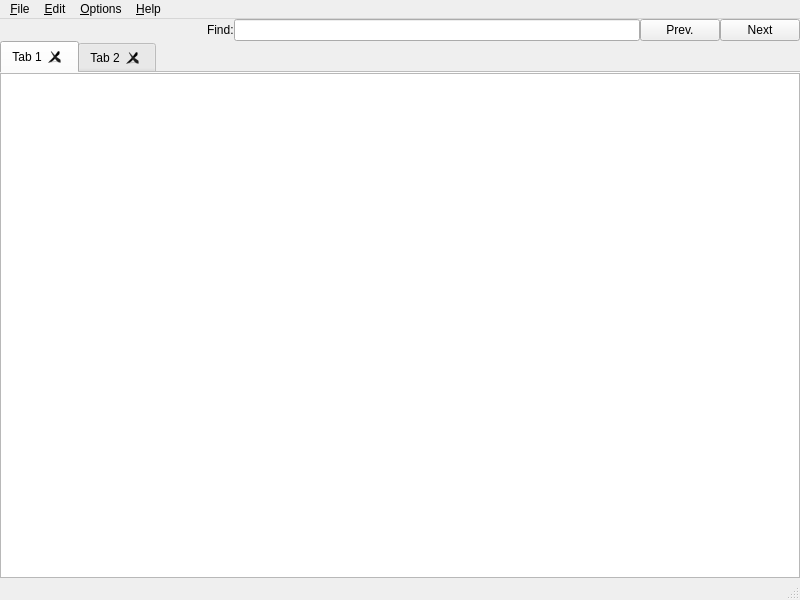
llahteinen/notpad, file src/forms/notpad.ui: the form before one commit.
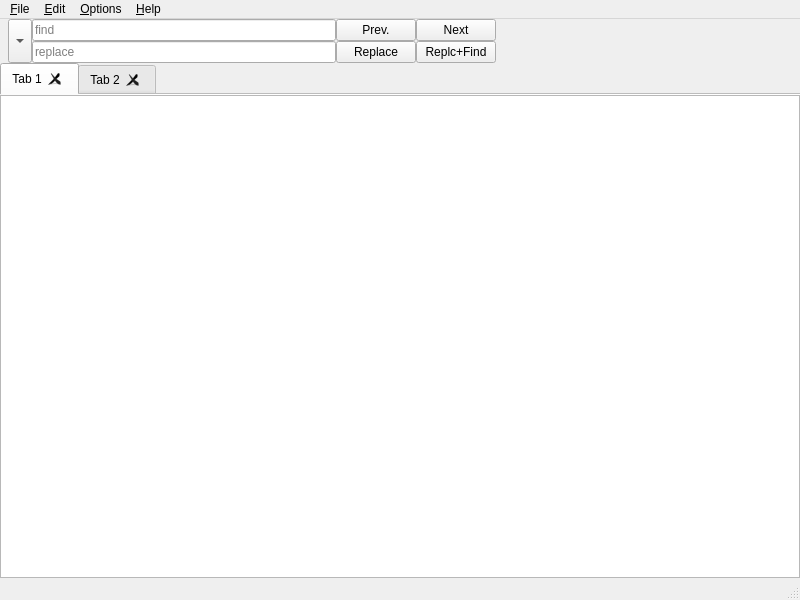
The form after the commit. Icons and pictures are not drawn. Custom widgets are drawn as their Qt base class.

Commit message: Add: Replace for search

The edit to the form file:
```diff
--- a/src/forms/notpad.ui
+++ b/src/forms/notpad.ui
@@ -20,7 +20,7 @@
    <string>NotPad</string>
   </property>
   <widget class="QWidget" name="centralwidget">
-   <layout class="QVBoxLayout" name="verticalLayout">
+   <layout class="QVBoxLayout" name="verticalLayout" stretch="0,1">
     <property name="spacing">
      <number>0</number>
     </property>
@@ -38,9 +38,54 @@
     </property>
     <item>
      <widget class="QWidget" name="main_find_widget" native="true">
-      <layout class="QGridLayout" name="main_find_gridLayout" columnstretch="1,0,2,0,0">
+      <layout class="QHBoxLayout" name="main_find_horizontalLayout">
+       <property name="spacing">
+        <number>0</number>
+       </property>
        <property name="leftMargin">
-        <number>4</number>
+        <number>8</number>
+       </property>
+       <property name="topMargin">
+        <number>0</number>
+       </property>
+       <property name="rightMargin">
+        <number>0</number>
+       </property>
+       <property name="bottomMargin">
+        <number>0</number>
+       </property>
+       <item>
+        <widget class="QToolButton" name="main_find_showReplace_toolButton">
+         <property name="sizePolicy">
+          <sizepolicy hsizetype="Fixed" vsizetype="Expanding">
+           <horstretch>0</horstretch>
+           <verstretch>0</verstretch>
+          </sizepolicy>
+         </property>
+         <property name="text">
+          <string>...</string>
+         </property>
+         <property name="checkable">
+          <bool>false</bool>
+         </property>
+         <property name="checked">
+          <bool>false</bool>
+         </property>
+         <property name="arrowType">
+          <enum>Qt::ArrowType::DownArrow</enum>
+         </property>
+        </widget>
+       </item>
+       <item>
+        <layout class="QVBoxLayout" name="main_find_verticalLayout">
+         <property name="spacing">
+          <number>0</number>
+         </property>
+         <item>
+          <widget class="QWidget" name="main_find_findwidget" native="true">
+           <layout class="QGridLayout" name="main_find_gridLayout" columnstretch="3,0,0,3">
+            <property name="leftMargin">
+             <number>0</number>
        </property>
        <property name="topMargin">
         <number>0</number>
@@ -54,30 +99,21 @@
        <property name="horizontalSpacing">
         <number>0</number>
        </property>
-       <item row="0" column="0">
-        <spacer name="find_horizontalSpacer">
-         <property name="orientation">
-          <enum>Qt::Orientation::Horizontal</enum>
-         </property>
-         <property name="sizeType">
-          <enum>QSizePolicy::Policy::MinimumExpanding</enum>
-         </property>
-         <property name="sizeHint" stdset="0">
-          <size>
-           <width>0</width>
-           <height>0</height>
-          </size>
-         </property>
-        </spacer>
-       </item>
-       <item row="0" column="4">
+            <item row="0" column="1">
+             <widget class="QPushButton" name="find_findPrevButton">
+              <property name="text">
+               <string>Prev.</string>
+              </property>
+             </widget>
+            </item>
+            <item row="0" column="2">
         <widget class="QPushButton" name="find_findButton">
          <property name="text">
           <string>Next</string>
          </property>
         </widget>
        </item>
-       <item row="0" column="2">
+            <item row="0" column="0">
         <widget class="QLineEdit" name="find_lineEdit">
          <property name="sizePolicy">
           <sizepolicy hsizetype="Expanding" vsizetype="Fixed">
@@ -91,27 +127,107 @@
            <height>0</height>
           </size>
          </property>
+              <property name="placeholderText">
+               <string>find</string>
+              </property>
          <property name="clearButtonEnabled">
           <bool>true</bool>
          </property>
         </widget>
+            </item>
+            <item row="0" column="3">
+             <spacer name="find_horizontalSpacer">
+              <property name="orientation">
+               <enum>Qt::Orientation::Horizontal</enum>
+              </property>
+              <property name="sizeType">
+               <enum>QSizePolicy::Policy::MinimumExpanding</enum>
+              </property>
+              <property name="sizeHint" stdset="0">
+               <size>
+                <width>0</width>
+                <height>0</height>
+               </size>
+              </property>
+             </spacer>
+            </item>
+           </layout>
+          </widget>
+         </item>
+         <item>
+          <widget class="QWidget" name="main_find_replacewidget" native="true">
+           <layout class="QGridLayout" name="main_find_gridLayout_2" columnstretch="3,0,0,3">
+            <property name="leftMargin">
+             <number>0</number>
+            </property>
+            <property name="topMargin">
+             <number>0</number>
+            </property>
+            <property name="rightMargin">
+             <number>0</number>
+            </property>
+            <property name="bottomMargin">
+             <number>0</number>
+            </property>
+            <property name="horizontalSpacing">
+             <number>0</number>
+            </property>
+            <item row="0" column="3">
+             <spacer name="find_horizontalSpacer_2">
+              <property name="orientation">
+               <enum>Qt::Orientation::Horizontal</enum>
+              </property>
+              <property name="sizeType">
+               <enum>QSizePolicy::Policy::MinimumExpanding</enum>
+              </property>
+              <property name="sizeHint" stdset="0">
+               <size>
+                <width>0</width>
+                <height>0</height>
+               </size>
+              </property>
+             </spacer>
        </item>
        <item row="0" column="1">
-        <widget class="QLabel" name="find_label">
+             <widget class="QPushButton" name="find_replaceButton">
          <property name="text">
-          <string>Find:</string>
-         </property>
-         <property name="margin">
-          <number>2</number>
-         </property>
-        </widget>
-       </item>
-       <item row="0" column="3">
-        <widget class="QPushButton" name="find_findPrevButton">
+               <string>Replace</string>
+              </property>
+             </widget>
+            </item>
+            <item row="0" column="2">
+             <widget class="QPushButton" name="find_replaceAndFindButton">
          <property name="text">
-          <string>Prev.</string>
-         </property>
-        </widget>
+               <string>Replc+Find</string>
+              </property>
+             </widget>
+            </item>
+            <item row="0" column="0">
+             <widget class="QLineEdit" name="find_replace_lineEdit">
+              <property name="sizePolicy">
+               <sizepolicy hsizetype="Expanding" vsizetype="Fixed">
+                <horstretch>0</horstretch>
+                <verstretch>0</verstretch>
+               </sizepolicy>
+              </property>
+              <property name="minimumSize">
+               <size>
+                <width>100</width>
+                <height>0</height>
+               </size>
+              </property>
+              <property name="placeholderText">
+               <string>replace</string>
+              </property>
+              <property name="clearButtonEnabled">
+               <bool>true</bool>
+              </property>
+             </widget>
+            </item>
+           </layout>
+          </widget>
+         </item>
+        </layout>
        </item>
       </layout>
      </widget>
```
Left out of the diff: 12 changed lines with no effect on the pictures. Lines whose indentation alone changed are shown as unchanged. The commit also changes 3 other files.
